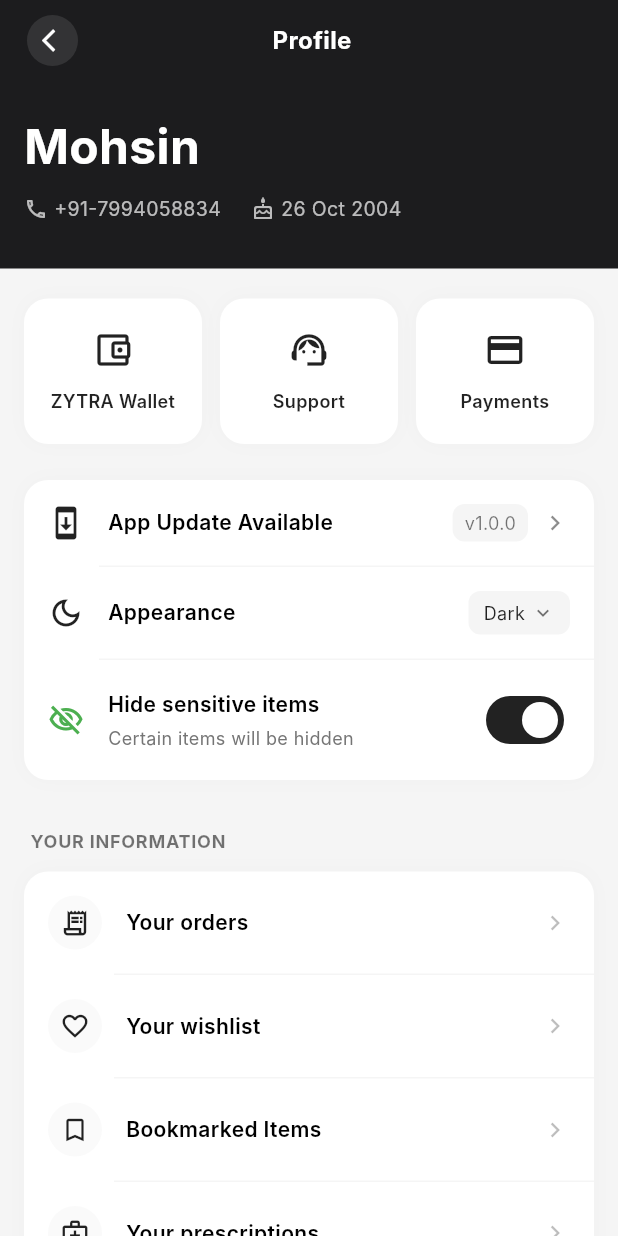
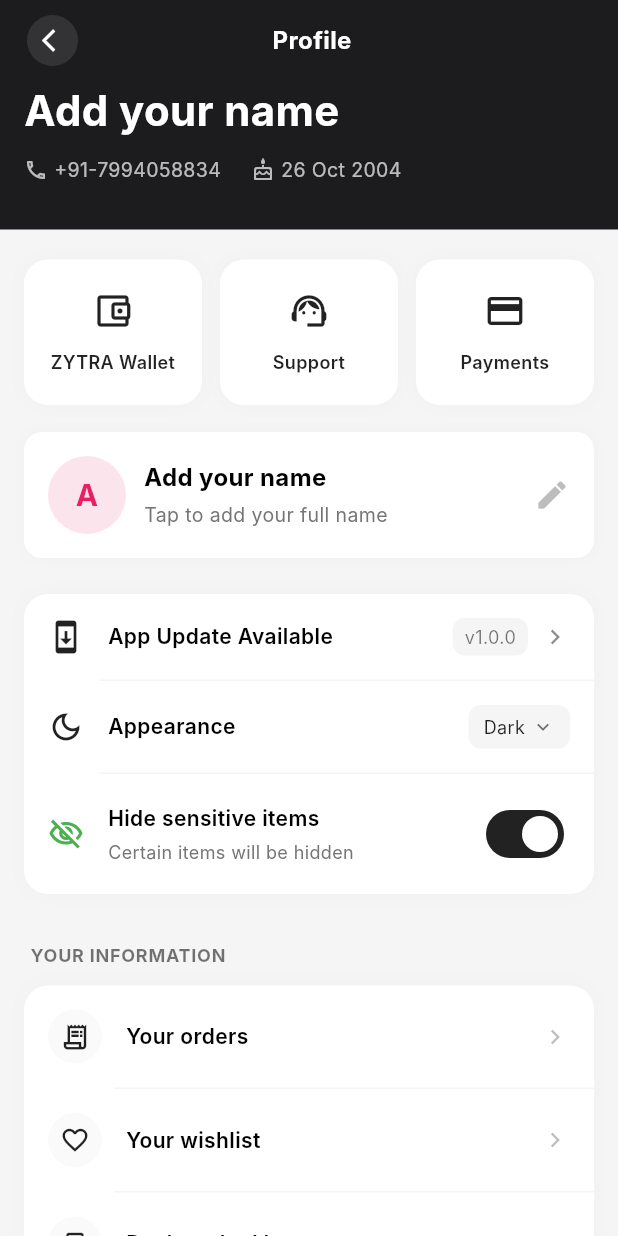
Before and after one commit to MohsinCT/zytra, a Flutter app: the ProfileScreen screen opened directly, on a phone screen of 412 x 824 dp. Run offline on Flutter 3.47's test engine with Material 3 defaults, Android fonts, the phone set to English and light mode, and no system bars; our stand-ins replace cached_network_image, geocoding, geolocator, google_maps_flutter, loading_animation_widget, shared_preferences; accounts and stored records are empty; network calls fail; Roboto replaces fonts that are missing (Inter).

Commit message:
updated profile

```diff
--- /dev/null
+++ b/lib/controllers/user_provider.dart
@@ -0,0 +1,17 @@
+import 'package:flutter/foundation.dart';
+
+class UserProvider extends ChangeNotifier {
+  // Mock phone number (frontend-only) - no persistence.
+  String phoneNumber = '7994058834';
+  String? fullName;
+
+  void setFullName(String name) {
+    fullName = name.trim().isEmpty ? null : name.trim();
+    notifyListeners();
+  }
+
+  void clearName() {
+    fullName = null;
+    notifyListeners();
+  }
+}
--- a/lib/main.dart
+++ b/lib/main.dart
@@ -8,6 +8,7 @@ import 'package:zytranow/controllers/order_again_provider.dart';
 import 'package:zytranow/controllers/auth_provider.dart';
 import 'package:zytranow/controllers/carousel_provider.dart';
 import 'package:zytranow/controllers/location_provider.dart';
+import 'package:zytranow/controllers/user_provider.dart';
 import 'package:zytranow/controllers/category_products_provider.dart';
 import 'package:zytranow/controllers/cart_provider.dart';
 import 'package:zytranow/view/screens/splash/splash_screen.dart';
@@ -40,6 +41,7 @@ final List<SingleChildWidget> _appProviders = [
   ChangeNotifierProvider(create: (_) => AuthProvider()),
   ChangeNotifierProvider(create: (_) => CarouselProvider()),
   ChangeNotifierProvider(create: (_) => LocationProvider()),
+  ChangeNotifierProvider(create: (_) => UserProvider()),
 ];
 
 class ZytraApp extends StatelessWidget {
--- a/lib/view/screens/home_screen_s.dart
+++ b/lib/view/screens/home_screen_s.dart
@@ -12,7 +12,7 @@ class HomeScreen extends StatelessWidget {
     final products = context.watch<ProductProvider>().products;
 
     return Scaffold(
-      appBar: AppBar(title: const Text('ZytraNow')),
+      appBar: AppBar(title: const Text('Zytra')),
       body: Column(
         children: [
           Padding(
--- a/lib/view/screens/profile/profile_screen.dart
+++ b/lib/view/screens/profile/profile_screen.dart
@@ -1,7 +1,8 @@
 import 'package:flutter/material.dart';
 import 'package:provider/provider.dart';
 import 'package:zytranow/controllers/home_provider.dart';
-import 'package:zytranow/controllers/auth_provider.dart';
+// auth_provider not required here; user info is handled by UserProvider
+import 'package:zytranow/controllers/user_provider.dart';
 
 class ProfileScreen extends StatelessWidget {
   const ProfileScreen({super.key});
@@ -21,6 +22,8 @@ class ProfileScreen extends StatelessWidget {
                 children: [
                   const SizedBox(height: 20),
                   _buildQuickActions(),
+                  const SizedBox(height: 18),
+                  _buildNameCard(context),
                   const SizedBox(height: 24),
                   _buildSettingsCards(context),
                   const SizedBox(height: 32),
@@ -67,7 +70,6 @@ class ProfileScreen extends StatelessWidget {
   }
 
   Widget _buildDarkHeader(BuildContext context) {
-    final auth = context.watch<AuthProvider>();
 
     return SliverToBoxAdapter(
       child: Container(
@@ -108,22 +110,32 @@ class ProfileScreen extends StatelessWidget {
                 const SizedBox(width: 34), // Balance the back button for exact centering
               ],
             ),
-            const SizedBox(height: 30),
-            const Text(
-              "Mohsin",
-              style: TextStyle(color: Colors.white, fontSize: 32, fontWeight: FontWeight.bold),
+            const SizedBox(height: 10),
+            Consumer<UserProvider>(
+              builder: (context, user, _) {
+                final displayName = user.fullName ?? 'Add your name';
+                return Column(
+                  crossAxisAlignment: CrossAxisAlignment.start,
+                  children: [
+                    Text(
+                      displayName,
+                      style: const TextStyle(color: Colors.white, fontSize: 28, fontWeight: FontWeight.bold),
                     ),
                     const SizedBox(height: 10),
                     Row(
                       children: [
                         const Icon(Icons.phone_outlined, color: Colors.white70, size: 16),
                         const SizedBox(width: 4),
-                Text("+91-${auth.phoneNumber ?? "7994058834"}", style: const TextStyle(color: Colors.white70, fontSize: 13)),
+                        Text("+91-${user.phoneNumber}", style: const TextStyle(color: Colors.white70, fontSize: 13)),
                         const SizedBox(width: 20),
                         const Icon(Icons.cake_outlined, color: Colors.white70, size: 16),
                         const SizedBox(width: 4),
                         const Text("26 Oct 2004", style: TextStyle(color: Colors.white70, fontSize: 13)),
                       ],
+                    ),
+                  ],
+                );
+              },
             ),
           ],
         ),
@@ -164,6 +176,115 @@ class ProfileScreen extends StatelessWidget {
           ],
         ),
       ),
+    );
+  }
+
+  Widget _buildNameCard(BuildContext context) {
+    return Consumer<UserProvider>(builder: (context, user, _) {
+      final hasName = (user.fullName ?? '').isNotEmpty;
+      return GestureDetector(
+        onTap: () => _showAddNameSheet(context, user.fullName),
+        child: Container(
+          width: double.infinity,
+          padding: const EdgeInsets.symmetric(vertical: 16, horizontal: 16),
+          decoration: BoxDecoration(
+            color: Colors.white,
+            borderRadius: BorderRadius.circular(12),
+            boxShadow: [BoxShadow(color: Colors.black.withOpacity(0.02), blurRadius: 8)],
+          ),
+          child: Row(
+            children: [
+              CircleAvatar(
+                radius: 26,
+                backgroundColor: Colors.pink.shade50,
+                child: Text(
+                  hasName ? user.fullName!.substring(0, 1).toUpperCase() : 'A',
+                  style: const TextStyle(fontSize: 20, fontWeight: FontWeight.bold, color: Colors.pink),
+                ),
+              ),
+              const SizedBox(width: 12),
+              Expanded(
+                child: Column(
+                  crossAxisAlignment: CrossAxisAlignment.start,
+                  children: [
+                    Text(
+                      hasName ? user.fullName! : 'Add your name',
+                      style: const TextStyle(fontSize: 16, fontWeight: FontWeight.w700),
+                    ),
+                    const SizedBox(height: 4),
+                    Text(
+                      hasName ? 'Complete your account details' : 'Tap to add your full name',
+                      style: TextStyle(fontSize: 13, color: Colors.grey.shade600),
+                    ),
+                  ],
+                ),
+              ),
+              Icon(Icons.edit, color: Colors.grey.shade400),
+            ],
+          ),
+        ),
+      );
+    });
+  }
+
+  void _showAddNameSheet(BuildContext context, String? currentName) {
+    final controller = TextEditingController(text: currentName ?? '');
+    showModalBottomSheet(
+      context: context,
+      isScrollControlled: true,
+      backgroundColor: Colors.white,
+      shape: const RoundedRectangleBorder(
+        borderRadius: BorderRadius.vertical(top: Radius.circular(16)),
+      ),
+      builder: (ctx) {
+        return Padding(
+          padding: EdgeInsets.only(bottom: MediaQuery.of(ctx).viewInsets.bottom),
+          child: Padding(
+            padding: const EdgeInsets.symmetric(horizontal: 20, vertical: 18),
+            child: Column(
+              mainAxisSize: MainAxisSize.min,
+              crossAxisAlignment: CrossAxisAlignment.start,
+              children: [
+                const Text('Add your full name', style: TextStyle(fontSize: 18, fontWeight: FontWeight.bold)),
+                const SizedBox(height: 12),
+                TextField(
+                  controller: controller,
+                  decoration: const InputDecoration(
+                    hintText: 'Full name',
+                    border: OutlineInputBorder(),
+                  ),
+                ),
+                const SizedBox(height: 12),
+                Row(
+                  children: [
+                    Expanded(
+                      child: ElevatedButton(
+                        onPressed: () {
+                          final name = controller.text.trim();
+                          if (name.isEmpty) {
+                            ScaffoldMessenger.of(context).showSnackBar(
+                              const SnackBar(content: Text('Please enter a valid name')),
+                            );
+                            return;
+                          }
+                          final user = Provider.of<UserProvider>(context, listen: false);
+                          user.setFullName(name);
+                          Navigator.of(ctx).pop();
+                        },
+                        child: const Padding(
+                          padding: EdgeInsets.symmetric(vertical: 14),
+                          child: Text('Save', style: TextStyle(fontSize: 16)),
+                        ),
+                      ),
+                    ),
+                  ],
+                ),
+                const SizedBox(height: 12),
+              ],
+            ),
+          ),
+        );
+      },
     );
   }
 
```
Also changed, not shown: lib/view/screens/splash/splash_screen.dart (+54 -41 lines). Lines whose indentation alone changed are shown as unchanged.
